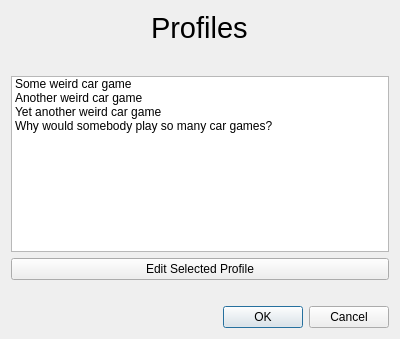
This is client/buttonbox_client/ui/profiles.ui in TheCheese42/buttonbox as Qt 5 draws it before an edit. The edited form follows.
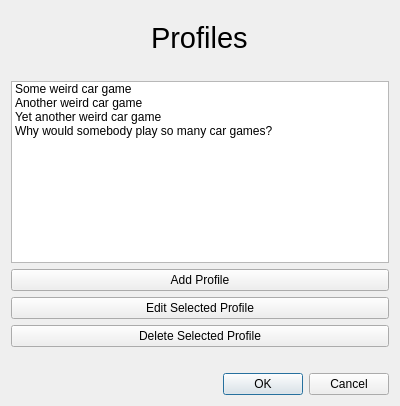
This is the edited form. Icons and pictures are not drawn.

Commit message: Added profile add and delete functionality in gui

The edit to the form file:
```diff
--- a/client/buttonbox_client/ui/profiles.ui
+++ b/client/buttonbox_client/ui/profiles.ui
@@ -7,7 +7,7 @@
     <x>0</x>
     <y>0</y>
     <width>400</width>
-    <height>339</height>
+    <height>406</height>
    </rect>
   </property>
   <property name="windowTitle">
@@ -18,6 +18,22 @@
     <normaloff>:/icons/users.png</normaloff>:/icons/users.png</iconset>
   </property>
   <layout class="QVBoxLayout" name="verticalLayout">
+   <item>
+    <spacer name="verticalSpacer_3">
+     <property name="orientation">
+      <enum>Qt::Vertical</enum>
+     </property>
+     <property name="sizeType">
+      <enum>QSizePolicy::Fixed</enum>
+     </property>
+     <property name="sizeHint" stdset="0">
+      <size>
+       <width>20</width>
+       <height>10</height>
+      </size>
+     </property>
+    </spacer>
+   </item>
    <item alignment="Qt::AlignHCenter">
     <widget class="QLabel" name="label">
      <property name="font">
@@ -36,16 +52,31 @@
      <property name="orientation">
       <enum>Qt::Vertical</enum>
      </property>
+     <property name="sizeType">
+      <enum>QSizePolicy::Fixed</enum>
+     </property>
      <property name="sizeHint" stdset="0">
       <size>
        <width>20</width>
-       <height>40</height>
+       <height>20</height>
       </size>
      </property>
     </spacer>
    </item>
    <item>
-    <widget class="QListWidget" name="listWidget">
+    <widget class="QListWidget" name="profilesList">
+     <property name="editTriggers">
+      <set>QAbstractItemView::NoEditTriggers</set>
+     </property>
+     <property name="showDropIndicator" stdset="0">
+      <bool>false</bool>
+     </property>
+     <property name="defaultDropAction">
+      <enum>Qt::CopyAction</enum>
+     </property>
+     <property name="alternatingRowColors">
+      <bool>false</bool>
+     </property>
      <item>
       <property name="text">
        <string>Some weird car game</string>
@@ -69,21 +100,38 @@
     </widget>
    </item>
    <item>
-    <widget class="QPushButton" name="pushButton">
+    <widget class="QPushButton" name="addProfile">
+     <property name="text">
+      <string>Add Profile</string>
+     </property>
+    </widget>
+   </item>
+   <item>
+    <widget class="QPushButton" name="editProfile">
      <property name="text">
       <string>Edit Selected Profile</string>
      </property>
     </widget>
    </item>
+   <item>
+    <widget class="QPushButton" name="deleteProfile">
+     <property name="text">
+      <string>Delete Selected Profile</string>
+     </property>
+    </widget>
+   </item>
    <item>
     <spacer name="verticalSpacer_2">
      <property name="orientation">
       <enum>Qt::Vertical</enum>
      </property>
+     <property name="sizeType">
+      <enum>QSizePolicy::Fixed</enum>
+     </property>
      <property name="sizeHint" stdset="0">
       <size>
        <width>20</width>
-       <height>35</height>
+       <height>20</height>
       </size>
      </property>
     </spacer>
```
The commit also changes 6 other files.
